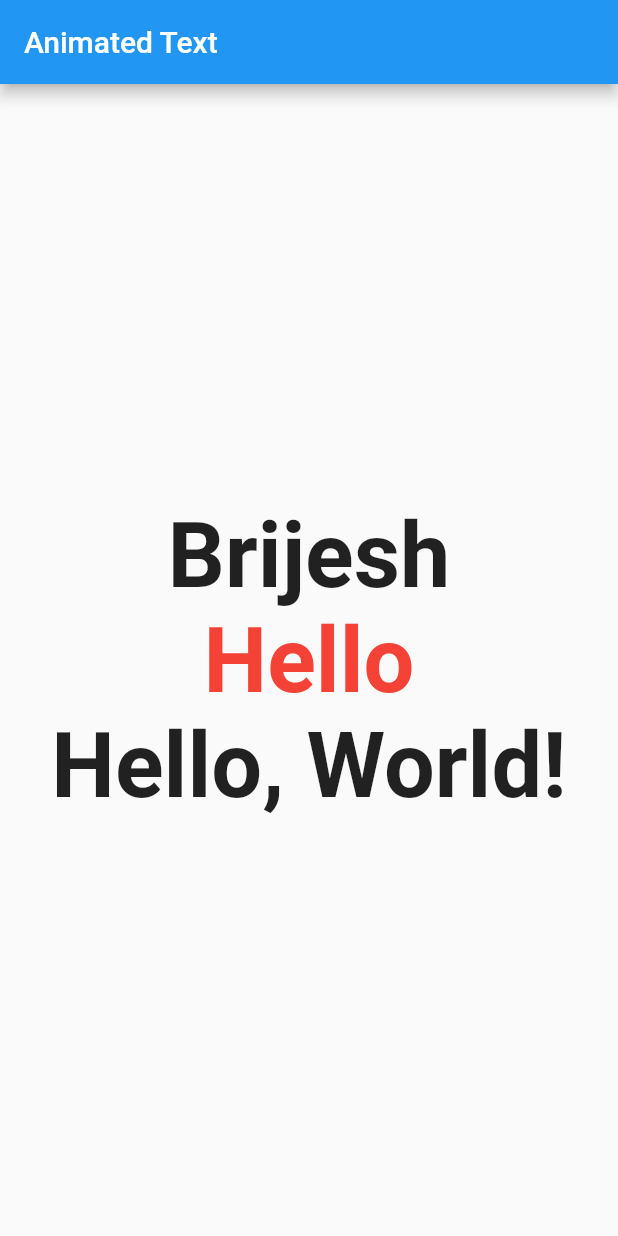
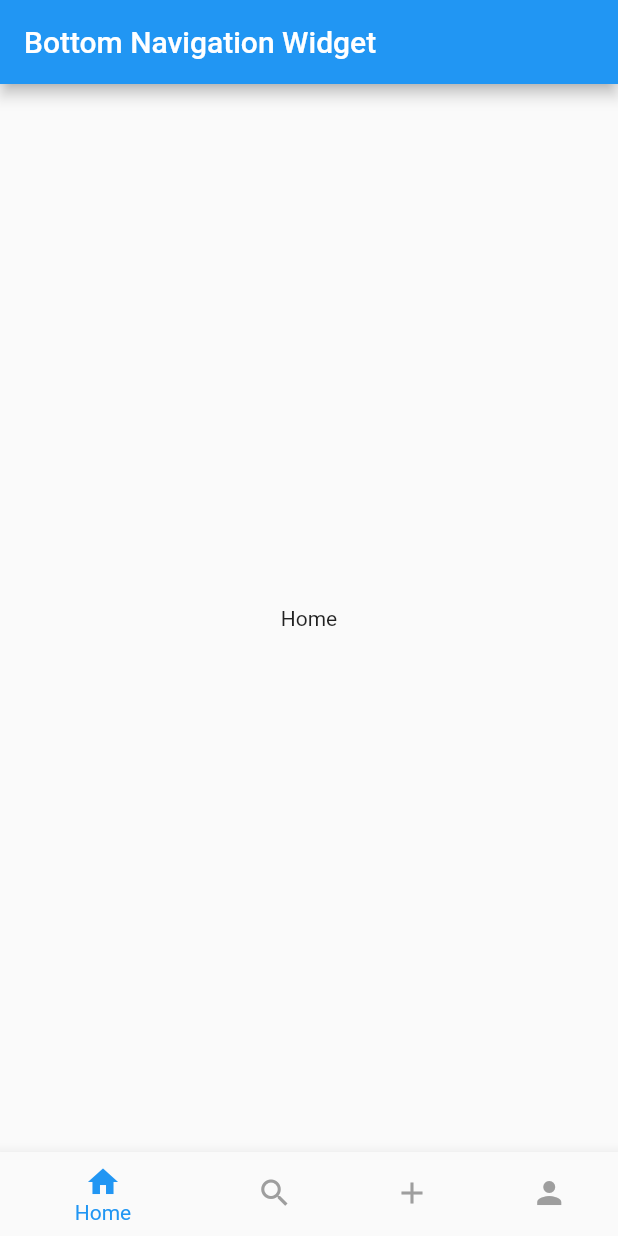
Before and after one commit to goimmence/immencers-app, a Flutter app: the screen it shows after launch, on a phone screen of 412 x 824 dp. Run offline on Flutter 3.47's test engine with Material 2 defaults, Android fonts, the phone set to English and light mode, and no system bars; drawn by our look-alikes of animated_text_kit; our stand-ins replace cached_network_image.

Commit message:
build: add bottom navigation bar
- Add BottomNavigationBar and Items.
- Add onTap method which help to change screen text according to the
  bottom navigation icons.

```diff
--- a/lib/main.dart
+++ b/lib/main.dart
@@ -1,6 +1,7 @@
 import 'package:flutter/material.dart';
 import 'package:flutter_basic/widgets/alert.dart';
 import 'package:flutter_basic/widgets/animated_text.dart';
+import 'package:flutter_basic/widgets/bottom_navigation_widget.dart';
 import 'package:flutter_basic/widgets/bottom_sheet_widget.dart';
 import 'package:flutter_basic/widgets/button.dart';
 import 'package:flutter_basic/widgets/container_and_sizedbox.dart';
@@ -34,7 +35,8 @@ class MyApp extends StatelessWidget {
       // home: const ImageWidget(),
       // home: const AlertWidget(),
       // home: const BottomSheetWidget(),
-      home: const AnimatedText(),
+      // home: const AnimatedText(),
+      home: const BottomNavigationWidget(),
     );
   }
 }
--- /dev/null
+++ b/lib/widgets/bottom_navigation_widget.dart
@@ -0,0 +1,46 @@
+import 'package:flutter/material.dart';
+
+class BottomNavigationWidget extends StatefulWidget {
+  const BottomNavigationWidget({Key? key}) : super(key: key);
+
+  @override
+  State<BottomNavigationWidget> createState() => _BottomNavigationWidgetState();
+}
+
+class _BottomNavigationWidgetState extends State<BottomNavigationWidget> {
+  int selectedIndex = 0;
+  List<Widget> widgets = [
+    const Text('Home'),
+    const Text('Search'),
+    const Text('Add'),
+    const Text('Profile'),
+  ];
+
+  void onTapped(int index) {
+    setState(() {
+      selectedIndex = index;
+    });
+  }
+
+  @override
+  Widget build(BuildContext context) {
+    return Scaffold(
+      appBar: AppBar(
+        title: const Text('Bottom Navigation Widget'),
+      ),
+      body: Center(child: widgets.elementAt(selectedIndex)),
+      bottomNavigationBar: BottomNavigationBar(
+        items: const <BottomNavigationBarItem>[
+          BottomNavigationBarItem(icon: Icon(Icons.home), label: 'Home'),
+          BottomNavigationBarItem(icon: Icon(Icons.search), label: 'Search'),
+          BottomNavigationBarItem(icon: Icon(Icons.add), label: 'Add'),
+          BottomNavigationBarItem(icon: Icon(Icons.person), label: 'Profile')
+        ],
+        currentIndex: selectedIndex,
+        selectedItemColor: Colors.blue,
+        unselectedItemColor: Colors.grey,
+        onTap: onTapped,
+      ),
+    );
+  }
+}
```
